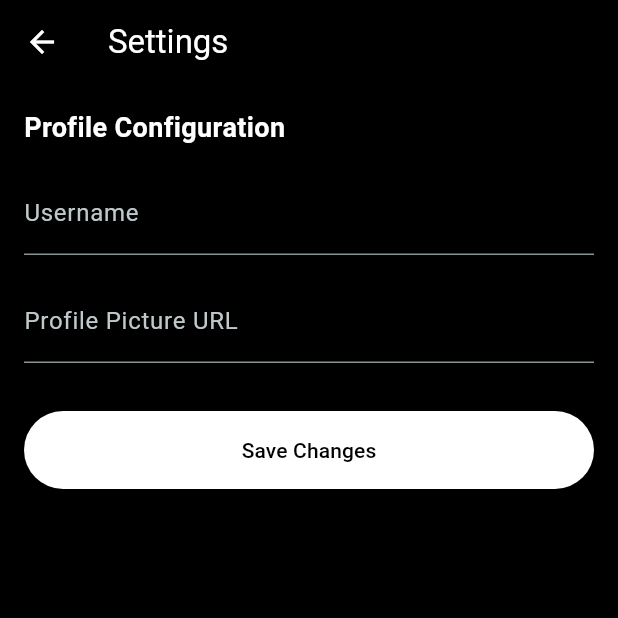
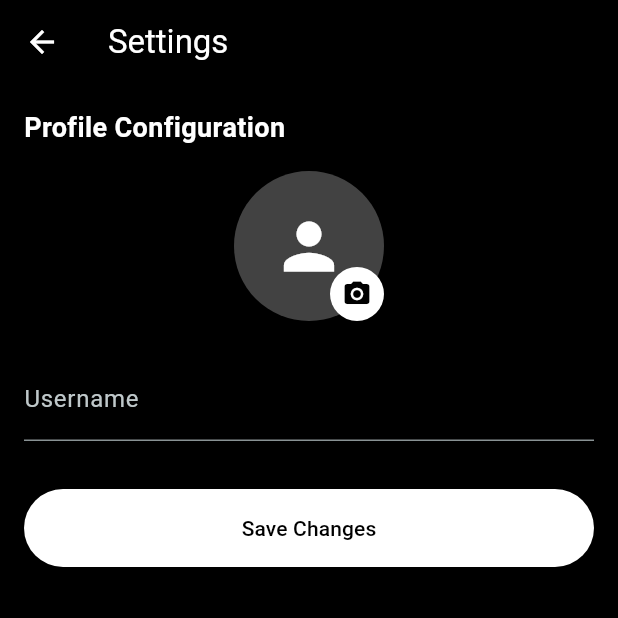
Before and after one commit to xXErDaniXx06/Roundz, a Flutter app: the SettingsPage screen opened directly, on a phone screen of 412 x 824 dp, the top half of it. Run offline on Flutter 3.47's test engine with Material 3 defaults, Android fonts, the phone set to English and light mode, and no system bars; our stand-ins replace cloud_firestore, firebase_auth, firebase_core, firebase_storage, image_picker; accounts and stored records are empty.

Commit message:
Added and configure the profile photo option

```diff
--- a/lib/features/settings/settings_page.dart
+++ b/lib/features/settings/settings_page.dart
@@ -1,6 +1,9 @@
+import 'dart:io';
 import 'package:cloud_firestore/cloud_firestore.dart';
 import 'package:firebase_auth/firebase_auth.dart';
+import 'package:firebase_storage/firebase_storage.dart';
 import 'package:flutter/material.dart';
+import 'package:image_picker/image_picker.dart';
 import '../../services/database_service.dart';
 
 class SettingsPage extends StatefulWidget {
@@ -40,6 +43,54 @@ class _SettingsPageState extends State<SettingsPage> {
     }
   }
 
+  Future<void> _pickAndUploadImage() async {
+    final picker = ImagePicker();
+    final pickedFile = await picker.pickImage(source: ImageSource.gallery);
+
+    if (pickedFile == null) return;
+
+    setState(() => _isLoading = true);
+
+    try {
+      final file = File(pickedFile.path);
+      final ref = FirebaseStorage.instance
+          .ref()
+          .child('profile_images')
+          .child('${user!.uid}.jpg');
+
+      await ref.putFile(file);
+      final url = await ref.getDownloadURL();
+
+      setState(() {
+        _photoUrl = url;
+      });
+
+      // Auto-save the new URL
+      await FirebaseFirestore.instance
+          .collection('users')
+          .doc(user!.uid)
+          .update({
+        'photoUrl': _photoUrl,
+      });
+
+      if (mounted) {
+        ScaffoldMessenger.of(context).showSnackBar(
+          const SnackBar(content: Text('Profile picture updated!')),
+        );
+      }
+    } catch (e) {
+      if (mounted) {
+        ScaffoldMessenger.of(context).showSnackBar(
+          SnackBar(content: Text('Error uploading image: $e')),
+        );
+      }
+    } finally {
+      if (mounted) {
+        setState(() => _isLoading = false);
+      }
+    }
+  }
+
   Future<void> _saveSettings() async {
     if (!_formKey.currentState!.validate()) return;
     _formKey.currentState!.save();
@@ -52,7 +103,6 @@ class _SettingsPageState extends State<SettingsPage> {
           .doc(user!.uid)
           .update({
         'username': _username,
-        'photoUrl': _photoUrl,
       });
       if (mounted) {
         ScaffoldMessenger.of(context).showSnackBar(
@@ -93,20 +143,45 @@ class _SettingsPageState extends State<SettingsPage> {
                           fontWeight: FontWeight.bold),
                     ),
                     const SizedBox(height: 16),
+                    Center(
+                      child: Stack(
+                        children: [
+                          CircleAvatar(
+                            radius: 50,
+                            backgroundColor: Colors.grey.shade800,
+                            backgroundImage: _photoUrl.isNotEmpty
+                                ? NetworkImage(_photoUrl)
+                                : null,
+                            child: _photoUrl.isEmpty
+                                ? const Icon(Icons.person,
+                                    size: 50, color: Colors.white)
+                                : null,
+                          ),
+                          Positioned(
+                            bottom: 0,
+                            right: 0,
+                            child: GestureDetector(
+                              onTap: _pickAndUploadImage,
+                              child: Container(
+                                padding: const EdgeInsets.all(8),
+                                decoration: const BoxDecoration(
+                                  color: Colors.white,
+                                  shape: BoxShape.circle,
+                                ),
+                                child: const Icon(Icons.camera_alt,
+                                    size: 20, color: Colors.black),
+                              ),
+                            ),
+                          ),
+                        ],
+                      ),
+                    ),
+                    const SizedBox(height: 24),
                     TextFormField(
                       initialValue: _username,
                       decoration: const InputDecoration(labelText: 'Username'),
                       validator: (val) => val!.isEmpty ? 'Required' : null,
                       onSaved: (val) => _username = val!.trim(),
-                    ),
-                    const SizedBox(height: 16),
-                    TextFormField(
-                      initialValue: _photoUrl,
-                      decoration: const InputDecoration(
-                        labelText: 'Profile Picture URL',
-                        hintText: 'https://example.com/image.jpg',
-                      ),
-                      onSaved: (val) => _photoUrl = val!.trim(),
                     ),
                     const SizedBox(height: 32),
                     ElevatedButton(
--- a/pubspec.yaml
+++ b/pubspec.yaml
@@ -38,6 +38,8 @@ dependencies:
   firebase_core: ^4.3.0
   firebase_auth: ^6.1.3
   cloud_firestore: ^6.1.1
+  image_picker: ^1.1.2
+  firebase_storage: ^13.0.5
 
 dev_dependencies:
   flutter_test:
```
Also changed, not shown: lib/features/profile/profile_page.dart (+8 -3 lines), pubspec.lock, 2 other files.
